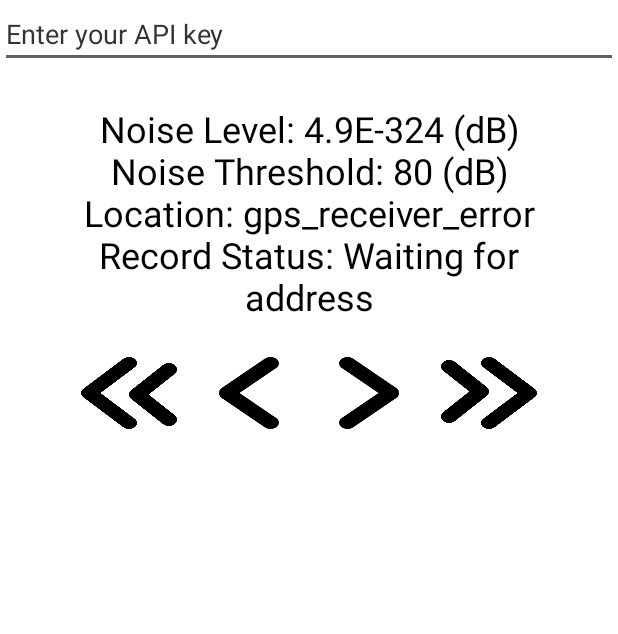
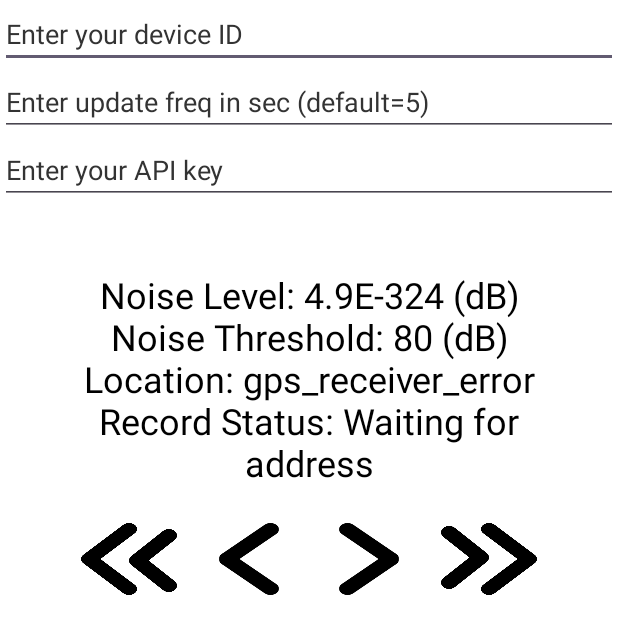
Before and after one commit to keneoneth/NoiseAutoReporterApp, an Android app: the screen it shows after launch (MainActivity), on a phone screen of 412 x 824 dp. Shown: the top 634 px of the screen. Run offline under Robolectric (Android 15) with nearby library versions, the phone set to English and light mode, and no system bars.

Commit message:
Add feature for Device Id and Update Freq input; Send Min & Max Noise Value to server

```diff
--- a/app/src/main/java/com/example/noiseautoreporterapp/MainActivity.java
+++ b/app/src/main/java/com/example/noiseautoreporterapp/MainActivity.java
@@ -95,10 +95,12 @@ public class MainActivity extends AppCompatActivity {
         super.onCreate(savedInstanceState);
         setContentView(R.layout.activity_main);
         // set up edit text
+        EditText etDevID = findViewById(R.id.DEVICEID);
+        EditText etUpdateFreq = findViewById(R.id.UPDATEFREQ);
         EditText etAPIKey = findViewById(R.id.APIKEY);
         // set up tools
         gpsReceiver = new GPSReceiver(this);
-        noiseRecorder = new NoiseRecorder(gpsReceiver,etAPIKey);
+        noiseRecorder = new NoiseRecorder(gpsReceiver,etDevID,etAPIKey);
         displayNoiseRecordList = new ArrayList<String>();
         noiseRecordAdapter = new ArrayAdapter<String>(this, android.R.layout.simple_list_item_1, displayNoiseRecordList) {
 
@@ -113,7 +115,7 @@ public class MainActivity extends AppCompatActivity {
 
         };
         noiseThresholdController = new NoiseThresholdController(DEFAULT_NOISE_LEVEL);
-        noiseMeter = new NoiseMeter(this, noiseThresholdController, noiseRecorder);
+        noiseMeter = new NoiseMeter(this, etUpdateFreq, noiseThresholdController, noiseRecorder);
         locationSettingsLauncher = registerForActivityResult(
                 new ActivityResultContracts.StartActivityForResult(),
                 result -> {
--- a/app/src/main/java/com/example/noiseautoreporterapp/NoiseMeter.java
+++ b/app/src/main/java/com/example/noiseautoreporterapp/NoiseMeter.java
@@ -8,6 +8,7 @@ import android.media.AudioFormat;
 import android.media.AudioRecord;
 import android.media.MediaRecorder;
 import android.util.Log;
+import android.widget.EditText;
 
 import androidx.core.app.ActivityCompat;
 
@@ -22,11 +23,11 @@ public class NoiseMeter {
             Manifest.permission.RECORD_AUDIO
     };
 
-    private static final int RECORDER_SAMPLE_DURATION = 5; // record for 5 seconds when noise is found
+    private static final int DEFAULT_RECORDER_SAMPLE_DURATION = 5; // record for 5 seconds when noise is found
     private static final int RECORDER_CHANNEL = AudioFormat.CHANNEL_IN_MONO;
     private static final short RECORDER_CHANNEL_NUM = 1;
     private static final int RECORDER_SAMPLE_RATE = 44100; // or, 8000
-    private static final int RECORDER_SAMPLE_SIZE = RECORDER_SAMPLE_DURATION * RECORDER_SAMPLE_RATE; // record for 5 seconds when noise is found
+//    private static final int RECORDER_SAMPLE_SIZE = RECORDER_SAMPLE_DURATION * RECORDER_SAMPLE_RATE; // record for 5 seconds when noise is found
     private static final int RECORDER_AUDIO_ENCODING = AudioFormat.ENCODING_PCM_16BIT;
     private static final short RECORDER_AUDIO_PCM_FORMAT = 1;
     private static final short RECORDER_AUDIO_MAX_AMPLITUDE = Short.MAX_VALUE;
@@ -34,14 +35,15 @@ public class NoiseMeter {
     private static final int BUFFER_ELEMENTS_TO_REC = 1024;
     private static final int BYTES_PER_SAMPLE = 2; // 2 bytes in 16bit format
     private static final int BITS_PER_SAMPLE = BYTES_PER_SAMPLE * 8; // 16 bits in 32bit format
-    private static final int RECORDER_DATA_BYTE_SIZE = BYTES_PER_SAMPLE * RECORDER_SAMPLE_SIZE;
+//    private static final int RECORDER_DATA_BYTE_SIZE = BYTES_PER_SAMPLE * RECORDER_SAMPLE_SIZE;
     private AudioRecord mRecorder = null;
     private NoiseThresholdController mNoiseThresholdController = null;
     private NoiseRecorder mNoiseRecorder = null;
     private boolean mIsListening = false;
     private double curNoiseDB = 0.0;
     private Thread recordingThread = null;
-    Context mContext = null;
+    private EditText mEtUpdateFreq = null;
+    private Context mContext = null;
     private class SaveConfig {
         public boolean isSavingFile = false;
         public String recordKey = "";
@@ -71,9 +73,34 @@ public class NoiseMeter {
         }
     }
 
-    public NoiseMeter(Context context, NoiseThresholdController noiseThresholdController, NoiseRecorder noiseRecorder) {
+    private int getRecorderSampleDuration() {
+        String updateFreqStr = mEtUpdateFreq.getText().toString();
+        if (!updateFreqStr.isEmpty()) {
+            try {
+                int updateFreqInt = Integer.parseInt(updateFreqStr);
+                return Math.abs(updateFreqInt);
+
+            } catch (NumberFormatException e) {
+                return DEFAULT_RECORDER_SAMPLE_DURATION;
+            }
+        }
+        return DEFAULT_RECORDER_SAMPLE_DURATION;
+    }
+    private int getRecorderSampleSize() {
+        return  getRecorderSampleDuration() * RECORDER_SAMPLE_RATE;
+    }
+    private int getRecorderDataByteSize() {
+        return getRecorderSampleSize() * BYTES_PER_SAMPLE;
+    }
+    private class NoiseMinMaxRecord {
+        double minNoiseDB = Double.MAX_VALUE;
+        double maxNoiseDB = Double.MIN_VALUE;
+    }
+
+    public NoiseMeter(Context context, EditText etUpdateFreq, NoiseThresholdController noiseThresholdController, NoiseRecorder noiseRecorder) {
         this.mNoiseThresholdController = noiseThresholdController;
         this.mNoiseRecorder = noiseRecorder;
+        this.mEtUpdateFreq = etUpdateFreq;
         this.mContext = context;
     }
 
@@ -107,10 +134,8 @@ public class NoiseMeter {
 
         File saveDir = new File(this.mContext.getExternalFilesDir(null),"saved_noise_audio");
 
-        Log.i("makedir","saveDir"+saveDir.toString()+" "+saveDir.exists());
         if (!saveDir.exists()) {
             boolean ret = saveDir.mkdirs();
-            Log.i("makedir","ret"+ret);
         }
         File file = new File(saveDir, fname + ".wav");
 
@@ -122,13 +147,12 @@ public class NoiseMeter {
         {
             e.printStackTrace();
         }
-        Log.i("makedir","saveFile "+file.toString()+" "+file.exists());
         return file;
     }
     private void saveWavHeader(DataOutputStream outputStream) throws IOException {
         // WAV file format header
         outputStream.writeBytes("RIFF"); // 4
-        outputStream.writeInt(Integer.reverseBytes(44 + RECORDER_DATA_BYTE_SIZE));  // 8
+        outputStream.writeInt(Integer.reverseBytes(44 + getRecorderDataByteSize()));  // 8
         outputStream.writeBytes("WAVE"); // 12
         outputStream.writeBytes("fmt "); // 16
         outputStream.writeInt(Integer.reverseBytes(16));  // 20 Size of the format chunk
@@ -139,10 +163,61 @@ public class NoiseMeter {
         outputStream.writeShort(Short.reverseBytes((short) (RECORDER_CHANNEL_NUM * BYTES_PER_SAMPLE))); // 34
         outputStream.writeShort(Short.reverseBytes((short) (BITS_PER_SAMPLE)));  // 36 Bits per sample
         outputStream.writeBytes("data"); // 40
-        outputStream.writeInt(Integer.reverseBytes(RECORDER_DATA_BYTE_SIZE));  // 44 Placeholder for the total size of the audio data
+        outputStream.writeInt(Integer.reverseBytes(getRecorderDataByteSize()));  // 44 Placeholder for the total size of the audio data
     }
-    // this function does a background listening for noise to happen
+
+    private NoiseMinMaxRecord getMinMaxNoiseRecord(short[] audioBuffer, int bytesRead) {
+        NoiseMinMaxRecord noiseMinMaxRecord = new NoiseMinMaxRecord();
+        for (int i = 0; i < bytesRead; i++) {
+
+            final double tempNoiseDB = convertToDB(Math.abs(audioBuffer[i]));
+            if (tempNoiseDB > noiseMinMaxRecord.maxNoiseDB) {
+                noiseMinMaxRecord.maxNoiseDB = tempNoiseDB;
+            }
+            if (tempNoiseDB < noiseMinMaxRecord.minNoiseDB) {
+                noiseMinMaxRecord.minNoiseDB = tempNoiseDB;
+            }
+        }
+        return noiseMinMaxRecord;
+    }
+
+    // this function does a background listening for noise
     private void listenForNoise() {
+        short[] audioBuffer = new short[BUFFER_ELEMENTS_TO_REC];
+        SaveConfig saveConfig = new SaveConfig();
+        while (mIsListening) {
+            final int bytesRead = this.mRecorder.read(audioBuffer, 0, audioBuffer.length);
+            NoiseMinMaxRecord minMaxRecord = getMinMaxNoiseRecord(audioBuffer, bytesRead);
+            double maxNoiseDB = minMaxRecord.maxNoiseDB;
+            double minNoiseDB = minMaxRecord.minNoiseDB;
+
+            this.curNoiseDB = maxNoiseDB;
+
+            // check if noise level exceeds threshold while file is not being saved
+            if (!saveConfig.isSavingFile && this.curNoiseDB > this.mNoiseThresholdController.getNoiseThreshold()) {
+                saveConfig.recordKey = this.mNoiseRecorder.addRecord(maxNoiseDB,minNoiseDB);
+                // check if record key has error
+                if (!saveConfig.recordKey.equals(NoiseRecorder.INVALID_RECORD_ERROR)){
+                    saveConfig.isSavingFile = true;
+                }
+            }
+
+            // fake saving file, let the time elapse but do not actually save it
+            if (saveConfig.isSavingFile) {
+
+                for (int i = 0; i < bytesRead; i++) {
+                    saveConfig.sampleNum += 1;
+                    if (saveConfig.sampleNum >= getRecorderSampleSize()) {
+                        saveConfig.isSavingFile = false;
+                        break;
+                    }
+                }
+            }
+        }
+    }
+
+    // this function does a background listening for noise to happen and does a local recording of the noise
+    private void listenForNoiseWithLocalRecord() {
 
         SaveConfig saveConfig = new SaveConfig();
         short[] audioBuffer = new short[BUFFER_ELEMENTS_TO_REC];
@@ -150,19 +225,14 @@ public class NoiseMeter {
 
             final int bytesRead = this.mRecorder.read(audioBuffer, 0, audioBuffer.length);
             if (bytesRead > 0) {
-                double maxNoiseDB = Double.MIN_VALUE;
-                for (int i = 0; i < bytesRead; i++) {
-
-                    final double tempNoiseDB = convertToDB(Math.abs(audioBuffer[i]));
-                    if (tempNoiseDB > maxNoiseDB) {
-                        maxNoiseDB = tempNoiseDB;
-                    }
-                }
+                NoiseMinMaxRecord minMaxRecord = getMinMaxNoiseRecord(audioBuffer, bytesRead);
+                double maxNoiseDB = minMaxRecord.maxNoiseDB;
+                double minNoiseDB = minMaxRecord.minNoiseDB;
 
                 this.curNoiseDB = maxNoiseDB;
-                // check if noise level exceeds threshold
+                // check if noise level exceeds threshold while file is not being saved
                 if (!saveConfig.isSavingFile && this.curNoiseDB > this.mNoiseThresholdController.getNoiseThreshold()) {
-                    saveConfig.recordKey = this.mNoiseRecorder.addRecord(this.curNoiseDB);
+                    saveConfig.recordKey = this.mNoiseRecorder.addRecord(maxNoiseDB,minNoiseDB);
                     // check if record key has error
                     if (!saveConfig.recordKey.equals(NoiseRecorder.INVALID_RECORD_ERROR)){
                         saveConfig.isSavingFile = true;
@@ -173,14 +243,14 @@ public class NoiseMeter {
                 if (saveConfig.isSavingFile) {
                     try {
                         for (int i = 0; i < bytesRead; i++) {
-//                            Log.i("sound meter","saving file now! "+bytesRead+" - "+saveConfig.sampleNum+"/"+RECORDER_SAMPLE_SIZE);
+
                             if (saveConfig.dataOutputStream != null) {
                                 saveConfig.dataOutputStream.writeShort(Short.reverseBytes(audioBuffer[i]));
                                 saveConfig.sampleNum += 1;
-                                if (saveConfig.sampleNum >= RECORDER_SAMPLE_SIZE) {
+                                if (saveConfig.sampleNum >= getRecorderSampleSize()) {
                                     saveConfig.reset();
                                     saveConfig.isSavingFile = false;
-//                                    Log.i("sound meter","noise recording done!");
+
                                     break;
                                 }
                             } else {
@@ -189,6 +259,7 @@ public class NoiseMeter {
                         }
                     } catch (IOException e) {
                         e.printStackTrace();
+                        saveConfig.isSavingFile = false;
                     }
                 }
             }
--- a/app/src/main/java/com/example/noiseautoreporterapp/NoiseRecorder.java
+++ b/app/src/main/java/com/example/noiseautoreporterapp/NoiseRecorder.java
@@ -21,10 +21,10 @@ public class NoiseRecorder {
     private ArrayList<String> noiseRecordList = null;
     private GPSReceiver mGPSReceiver = null;
     private RemoteRecordSender mRemoteRecordSender = null;
-    public NoiseRecorder (GPSReceiver gpsReceiver, EditText etAPIKey) {
+    public NoiseRecorder (GPSReceiver gpsReceiver, EditText etDevID, EditText etAPIKey) {
         this.noiseRecordList = new ArrayList<>();
         this.mGPSReceiver = gpsReceiver;
-        this.mRemoteRecordSender = new RemoteRecordSender(etAPIKey);
+        this.mRemoteRecordSender = new RemoteRecordSender(etDevID, etAPIKey);
     }
     private boolean checkLocationValid(String location) {
         if (location.equals(GPS_RECEIVER_NULL_ERROR))
@@ -49,11 +49,11 @@ public class NoiseRecorder {
         return this.noiseRecordList.size();
     }
 
-    public String addRecord(double noiseLevel) {
+    public String addRecord(double minNoiseLevel, double maxNoiseLevel) {
         String curLocation = getLocation();
         if (checkLocationValid(curLocation)) {
             Date currentDate = new Date();
-            NoiseRecord noiseRecord = new NoiseRecord(currentDate, curLocation, noiseLevel);
+            NoiseRecord noiseRecord = new NoiseRecord(currentDate, curLocation, minNoiseLevel, maxNoiseLevel);
             Log.i("noise recorder", "add record " + noiseRecord.toString());
             // send to remote
             boolean sendStatus = mRemoteRecordSender.sendRecord(noiseRecord);
--- a/app/src/main/java/com/example/noiseautoreporterapp/sender/RemoteRecordSender.java
+++ b/app/src/main/java/com/example/noiseautoreporterapp/sender/RemoteRecordSender.java
@@ -12,8 +12,11 @@ import java.util.concurrent.Future;
 
 public class RemoteRecordSender {
 
+    private EditText mEtDeviceID = null;
     private EditText mEtAPIKey = null;
-    public RemoteRecordSender(EditText remoteAPIKey) {
+
+    public RemoteRecordSender(EditText deviceID, EditText remoteAPIKey) {
+        this.mEtDeviceID = deviceID;
         this.mEtAPIKey = remoteAPIKey;
     }
 
@@ -35,7 +38,7 @@ public class RemoteRecordSender {
                 String authToken = jsonObject.get("token").getAsString();
                 // NOTE: comment the line below to use WebCommandClient
 //                Future<String> sendDataFuture = UbidotsClient.sendDataAsync(authToken, noiseRecord);
-                Future<String> sendDataFuture = WebCommandClient.sendDataAsync(authToken, noiseRecord);
+                Future<String> sendDataFuture = WebCommandClient.sendDataAsync(this.mEtDeviceID.getText().toString(), authToken, noiseRecord);
                 try {
                     // Wait for the async request to complete and get the result
                     String response = sendDataFuture.get();
--- a/app/src/main/java/com/example/noiseautoreporterapp/sender/UbidotsClient.java
+++ b/app/src/main/java/com/example/noiseautoreporterapp/sender/UbidotsClient.java
@@ -85,7 +85,7 @@ public class UbidotsClient {
                 // Define the URL, API key, and data
                 String apiUrl = "https://industrial.api.ubidots.com/api/v1.6/devices/noisemeter/";
                 String jsonData = String.format("{ \"dBa\": %f, \"max\": %d, \"min\": %d }",
-                        noiseRecord.getNoiseLevel(), 0, 0);
+                        noiseRecord.getNoiseLevel(), noiseRecord.getNoiseLevel(), noiseRecord.getMinNoiseLevel());
 
                 // Create a URL object
                 URL url = new URL(apiUrl);
--- a/app/src/main/java/com/example/noiseautoreporterapp/sender/WebCommandClient.java
+++ b/app/src/main/java/com/example/noiseautoreporterapp/sender/WebCommandClient.java
@@ -31,7 +31,7 @@ public class WebCommandClient {
         });
     }
 
-    public static Future<String> sendDataAsync(final String authToken, NoiseRecord noiseRecord) {
+    public static Future<String> sendDataAsync(final String deviceID, final String authToken, NoiseRecord noiseRecord) {
         ExecutorService executor = Executors.newSingleThreadExecutor();
 
         return executor.submit(() -> {
@@ -49,11 +49,11 @@ public class WebCommandClient {
                                 "\"Type\": \"Noise\"," +
                                 "\"Min\": %d," +
                                 "\"Max\": %d," +
-                                "\"DeviceID\": \"defaultAndroidAppID\"" +
+                                "\"DeviceID\": \"%s\"" +
 
                             "}" +
                         "]" +
-                "}}",(int) noiseRecord.getNoiseLevel(), (int) noiseRecord.getNoiseLevel());
+                "}}",(int) noiseRecord.getMinNoiseLevel(), (int) noiseRecord.getNoiseLevel(), deviceID);
 
 
                 // Create a URL object
--- a/app/src/main/res/layout/activity_main.xml
+++ b/app/src/main/res/layout/activity_main.xml
@@ -8,6 +8,25 @@
     android:background="@color/white"
     tools:context=".MainActivity">
     <EditText
+        android:id="@+id/DEVICEID"
+        android:layout_width="match_parent"
+        android:layout_height="wrap_content"
+        android:hint="Enter your device ID"
+        android:singleLine="true"
+        android:textColor="@color/black"
+        android:textColorHint="#333333"
+        app:layout_constraintTop_toTopOf="parent"/>
+    <EditText
+        android:id="@+id/UPDATEFREQ"
+        android:inputType="number"
+        android:layout_width="match_parent"
+        android:layout_height="wrap_content"
+        android:hint="Enter update freq in sec (default=5)"
+        android:singleLine="true"
+        android:textColor="@color/black"
+        android:textColorHint="#333333"
+        app:layout_constraintTop_toBottomOf="@+id/DEVICEID"/>
+    <EditText
         android:id="@+id/APIKEY"
         android:layout_width="match_parent"
         android:layout_height="wrap_content"
@@ -15,7 +34,13 @@
         android:singleLine="true"
         android:textColor="@color/black"
         android:textColorHint="#333333"
-        app:layout_constraintTop_toTopOf="parent"/>
+        app:layout_constraintTop_toBottomOf="@+id/UPDATEFREQ"/>
+
+    <Space
+        android:id="@+id/empty_view"
+        android:layout_width="match_parent"
+        android:layout_height="20dp"
+        app:layout_constraintTop_toBottomOf="@+id/APIKEY"/>
     <TextView
         android:id="@+id/MAINTEXT"
         android:layout_width="match_parent"
@@ -26,7 +51,7 @@
         android:textSize="24sp"
         android:textAlignment="center"
         android:textColor="@color/black"
-        app:layout_constraintTop_toBottomOf="@+id/APIKEY"
+        app:layout_constraintTop_toBottomOf="@+id/empty_view"
         android:text="sample" />
 
     <android.widget.LinearLayout
```
Also changed, not shown: app/src/main/java/com/example/noiseautoreporterapp/NoiseRecord.java (+12 -0 lines).
